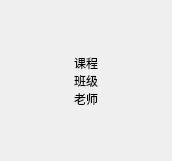
This is Schedule/gui/ScheduleItemWidget.ui in xtuer/Qt as Qt 5 draws it before an edit. The edited form follows.
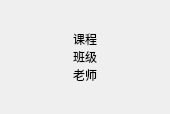
This is the edited form.

What changed in the file:
```diff
--- a/Schedule/gui/ScheduleItemWidget.ui
+++ b/Schedule/gui/ScheduleItemWidget.ui
@@ -6,8 +6,8 @@
    <rect>
     <x>0</x>
     <y>0</y>
-    <width>172</width>
-    <height>161</height>
+    <width>170</width>
+    <height>114</height>
    </rect>
   </property>
   <property name="windowTitle">
@@ -41,7 +41,7 @@
      <property name="sizeHint" stdset="0">
       <size>
        <width>20</width>
-       <height>40</height>
+       <height>20</height>
       </size>
      </property>
     </spacer>
@@ -74,7 +74,7 @@
      <property name="sizeHint" stdset="0">
       <size>
        <width>20</width>
-       <height>40</height>
+       <height>20</height>
       </size>
      </property>
     </spacer>
```
